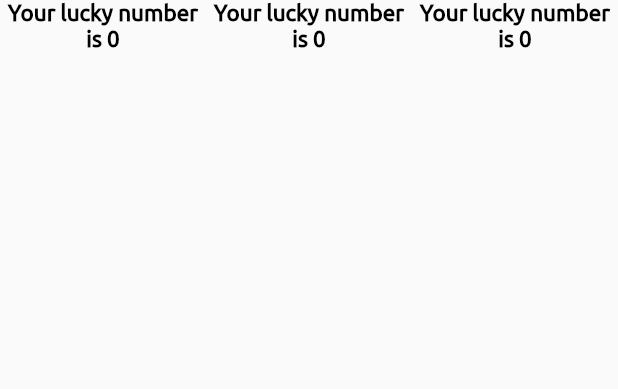
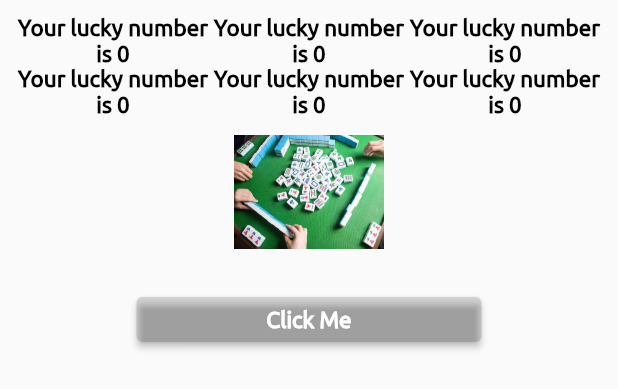
Before and after one commit to xeeshansami/Flutter, a Flutter app: the FirstScreen widget shown alone on an empty page, opened directly, on a phone screen of 412 x 824 dp. Shown: the top 389 px of the screen. Run offline on Flutter 3.47's test engine with Material 2 defaults, Android fonts, the phone set to English and light mode, and no system bars; project files that could hold a hidden picture were left out.

Commit message:
alerts on list view and its onClick

```diff
--- a/lib/app_screens/first_screen.dart
+++ b/lib/app_screens/first_screen.dart
@@ -16,6 +16,7 @@ class FirstScreen extends StatelessWidget {
   Widget textVIew() {
     return Center(
         child: Container(
+            padding: const EdgeInsets.all(10.0),
             alignment: Alignment.center,
             child: Column(
               children: [
@@ -49,7 +50,41 @@ class FirstScreen extends StatelessWidget {
                                 fontFamily: "Ubuntu",
                                 fontWeight: FontWeight.w800)))
                   ],
-                )
+                ),
+                Row(
+                  children: [
+                    Expanded(
+                        child: Text(
+                            "Your lucky number is " + luckyNumber().toString(),
+                            textAlign: TextAlign.center,
+                            style: const TextStyle(
+                                color: Colors.black,
+                                fontSize: 15.0,
+                                fontFamily: "Ubuntu",
+                                fontWeight: FontWeight.w800))),
+                    Expanded(
+                        child: Text(
+                            "Your lucky number is " + luckyNumber().toString(),
+                            textAlign: TextAlign.center,
+                            style: const TextStyle(
+                                color: Colors.black,
+                                fontSize: 15.0,
+                                fontFamily: "Ubuntu",
+                                fontWeight: FontWeight.w800))),
+                    Expanded(
+                        child: Text(
+                            "Your lucky number is " + luckyNumber().toString(),
+                            textAlign: TextAlign.center,
+                            style: const TextStyle(
+                                color: Colors.black,
+                                fontSize: 15.0,
+                                fontFamily: "Ubuntu",
+                                fontWeight: FontWeight.w800)))
+                  ],
+                ),
+                const imagePicker(),
+                const myButton(),
+
               ],
             )));
   }
@@ -59,4 +94,63 @@ class FirstScreen extends StatelessWidget {
     int luckyNumber = random.nextInt(10);
     return luckyNumber;
   }
+
+  Widget getListView() {
+    var listView = ListView(
+      children: const [
+        ListTile(
+          leading: Icon(Icons.landscape),
+          title: Text("Landscape"),
+          subtitle: Text("This is my landscapes"),
+          trailing: Icon(Icons.sunny_snowing),
+        )
+      ],
+    );
+    return listView;
+  }
 }
+
+class imagePicker extends StatelessWidget {
+  const imagePicker({Key? key}) : super(key: key);
+
+  @override
+  Widget build(BuildContext context) {
+    AssetImage assetImage = const AssetImage("assets/images/abc.jpg");
+    Image image = Image(image: assetImage, width: 100.0, height: 100.0);
+    return Container(child: image);
+  }
+}
+
+class myButton extends StatelessWidget {
+  const myButton({Key? key}) : super(key: key);
+
+  @override
+  Widget build(BuildContext context) {
+    final ButtonStyle style = ElevatedButton.styleFrom(
+        backgroundColor: Colors.black12,
+        textStyle: const TextStyle(fontSize: 30.0));
+    const eds = EdgeInsets.all(10.0);
+    return Container(
+        width: 250.0,
+        height: 50.0,
+        padding: eds,
+        margin: eds,
+        child: ElevatedButton(
+          style: style,
+          onPressed: () => alertMe(context),
+          child: const Text("Click Me",
+              style: TextStyle(
+                  fontSize: 15.0,
+                  color: Colors.white,
+                  fontFamily: "Ubuntu",
+                  fontWeight: FontWeight.w800)),
+        ));
+  }
+
+  void alertMe(BuildContext context) {
+    var alertDialog = const AlertDialog(
+        title: Text("ALERT!"), content: Text("This is my alert dialog"));
+    showDialog(
+        context: context, builder: (BuildContext context) => alertDialog);
+  }
+}
--- a/pubspec.yaml
+++ b/pubspec.yaml
@@ -59,7 +59,7 @@ flutter:
 
   # To add assets to your application, add an assets section, like this:
   assets:
-     - assets/images/
+     - assets/images/abc.jpg
 
   # An image asset can refer to one or more resolution-specific "variants", see
   # https://flutter.dev/assets-and-images/#resolution-aware.
```
Also changed, not shown: lib/main.dart (+48 -1 lines).
